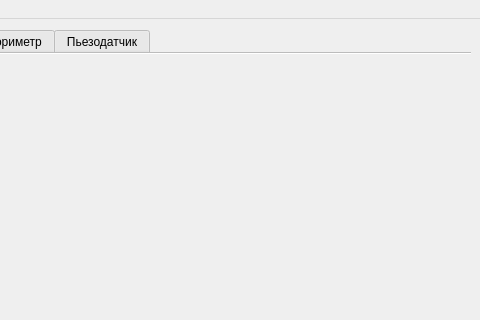
Asmedyanov/SignalViewer_GunTeam, file ui/diagnosticeditor.ui: the form before one commit; both pictures show x 320 to 800 and y 0 to 320 of the 800 by 600 pixel window.
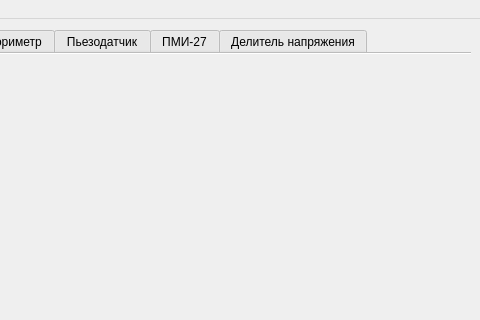
The form after the commit. The open tabs and pages were chosen to show the change.

Commit message: Настроил запуск формы для диалога настроек диагностик

What changed in the file:
```diff
--- a/ui/diagnosticeditor.ui
+++ b/ui/diagnosticeditor.ui
@@ -59,6 +59,16 @@
           <string>Пьезодатчик</string>
          </attribute>
         </widget>
+        <widget class="QWidget" name="tab_6">
+         <attribute name="title">
+          <string>ПМИ-27</string>
+         </attribute>
+        </widget>
+        <widget class="QWidget" name="tab_7">
+         <attribute name="title">
+          <string>Делитель напряжения</string>
+         </attribute>
+        </widget>
        </widget>
       </item>
      </layout>
```
Left out of the diff: 2 changed lines with no effect on the pictures. The commit also changes 7 other files.
